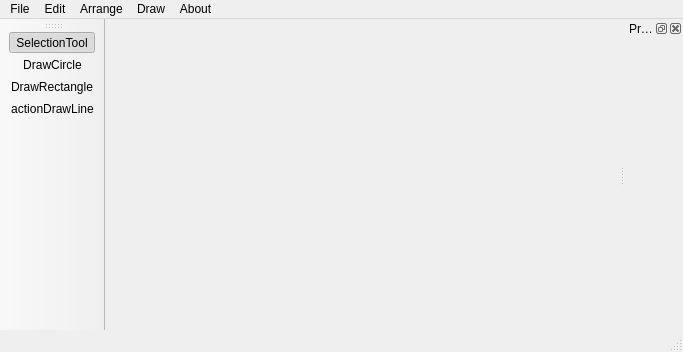
Before: the Qt Designer form app/mainwindow.ui in bruceoutdoors/DrawingApp, drawn with Qt 5.
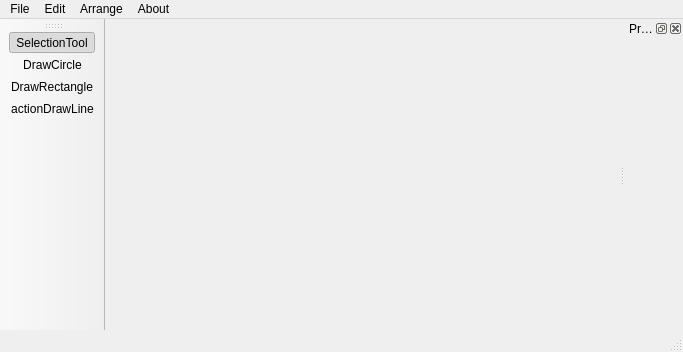
After: the same form once the commit is applied. Icons and pictures are not drawn.

Commit message: remove draw dialog (who's goanna use that anyway :3)

What changed in the file:
```diff
--- a/app/mainwindow.ui
+++ b/app/mainwindow.ui
@@ -36,14 +36,6 @@
     <addaction name="actionSave_As"/>
     <addaction name="actionExit"/>
    </widget>
-   <widget class="QMenu" name="menuDraw">
-    <property name="title">
-     <string>Draw</string>
-    </property>
-    <addaction name="actionCircle"/>
-    <addaction name="actionRectangle"/>
-    <addaction name="actionLine"/>
-   </widget>
    <widget class="QMenu" name="menuEdit">
     <property name="title">
      <string>Edit</string>
@@ -72,7 +64,6 @@
    <addaction name="menuFile"/>
    <addaction name="menuEdit"/>
    <addaction name="menuArrange"/>
-   <addaction name="menuDraw"/>
    <addaction name="menuAbout"/>
   </widget>
   <widget class="QStatusBar" name="statusBar"/>
```
Left out of the diff: 30 changed lines with no effect on the pictures. The commit also changes 9 other files.
